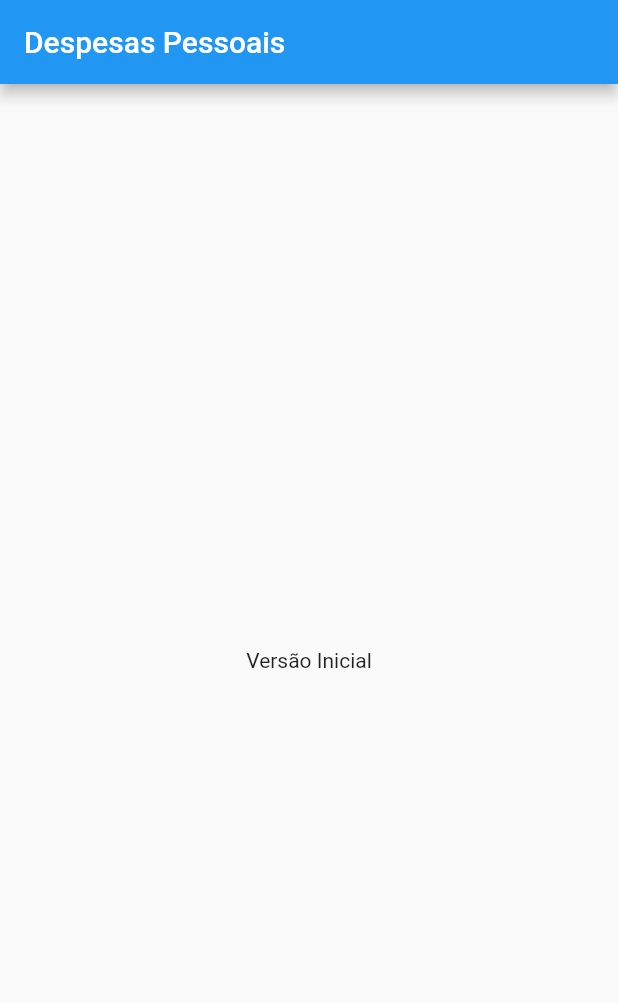
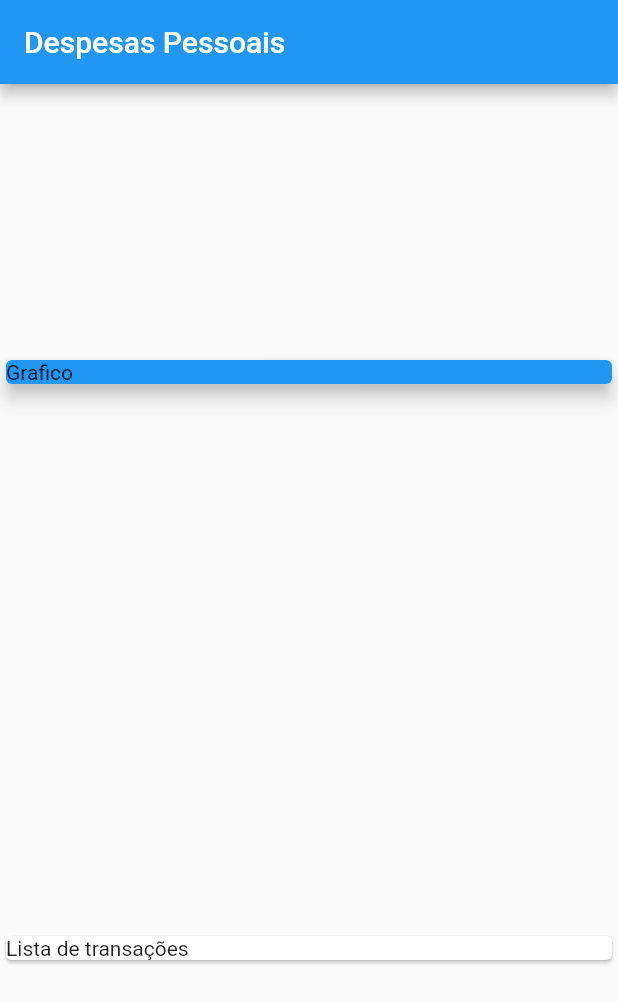
Before and after one commit to mbj-junior/Estudo-Flutter, a Flutter app: the screen it shows after launch, on a phone screen of 412 x 824 dp. Shown: the top 1003 px of the screen. Run offline on Flutter 3.47's test engine with Material 2 defaults, Android fonts, the light colour scheme and no system bars.

Commit message:
Adiciona a classe transaction e adiciona na main

```diff
--- a/expenses/lib/main.dart
+++ b/expenses/lib/main.dart
@@ -1,4 +1,5 @@
 import 'package:flutter/material.dart';
+import 'package:expenses/models/transaction.dart';
 
 main() => runApp(ExpensesApp());
 
@@ -10,15 +11,43 @@
 }
 
 class MyHomePage extends StatelessWidget {
+  final _transactions = [
+    Transaction(
+      id: 't1',
+      title: 'Novo Tênis de Corrida',
+      value: 310.76,
+      date: DateTime.now(),
+    ),
+    Transaction(
+      id: 't2',
+      title: 'Conta de Luz',
+      value: 211.30,
+      date: DateTime.now(),
+    ),
+  ];
+
   @override
   Widget build(BuildContext context) {
     return Scaffold(
-      appBar: AppBar(
-        title: Text('Despesas Pessoais'),
-      ),
-      body: Center(
-        child: Text('Versão Inicial'),
-      ),
-    );
+        appBar: AppBar(
+          title: Text('Despesas Pessoais'),
+        ),
+        body: Column(
+          mainAxisAlignment: MainAxisAlignment.spaceAround,
+          crossAxisAlignment: CrossAxisAlignment.stretch,
+          children: <Widget>[
+            Container(
+              width: double.infinity,
+              child: Card(
+                color: Colors.blue,
+                child: Text('Grafico'),
+                elevation: 5,
+              ),
+            ),
+            Card(
+              child: Text('Lista de transações'),
+            )
+          ],
+        ));
   }
 }
--- /dev/null
+++ b/expenses/lib/models/transaction.dart
@@ -0,0 +1,13 @@
+class Transaction {
+  final String id;
+  final String title;
+  final double value;
+  final DateTime date;
+
+  Transaction({
+    required this.id,
+    required this.title,
+    required this.value,
+    required this.date,
+  });
+}
```
Also changed, not shown: 1 other file.
